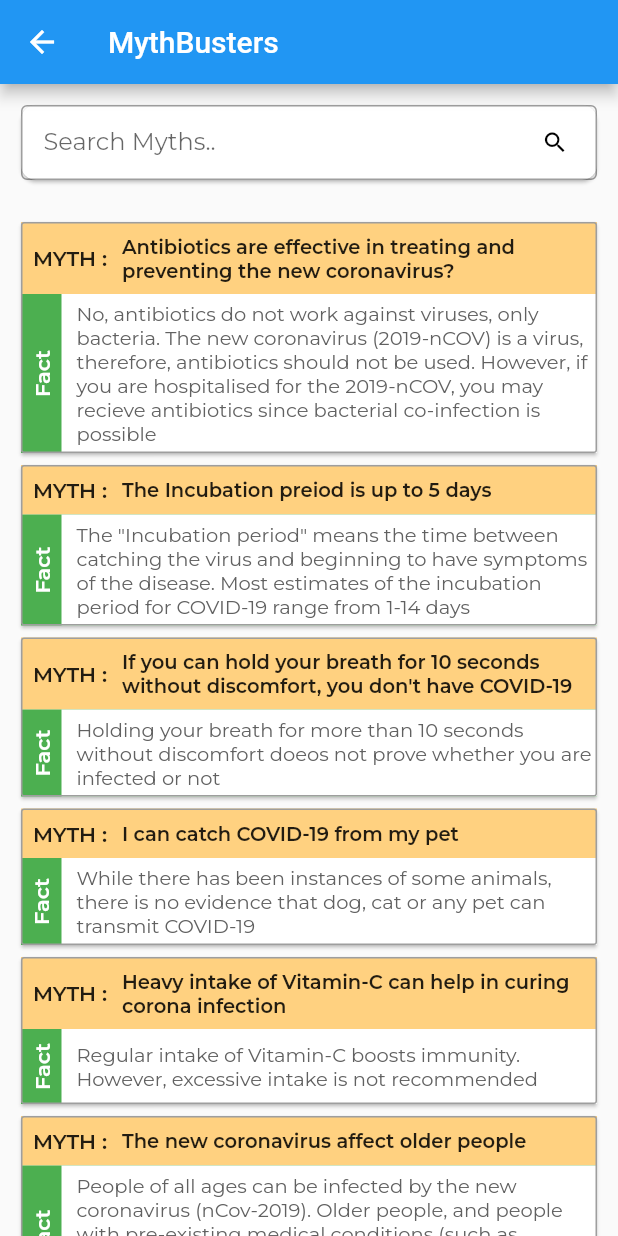
After one commit to gauravmehta13/GoFlexe-Crisis, a Flutter app: the MythBusters screen opened directly, on a phone screen of 412 x 824 dp. The commit adds this screen. Run offline on Flutter 3.47's test engine with Material 2 defaults, Android fonts, the phone set to English and light mode, and no system bars; our stand-ins replace auto_size_text, delayed_display, dio, dotted_line, dropdown_search, firebase_analytics and 17 more; missing offline and left inert: dynamic_widget, flutter_dropdown, flutter_sparkline, number_display; accounts and stored records are empty; network calls fail.

Commit message:
Added Faq and mythbuster

```diff
--- a/lib/HomePage/Hospital/Hospital Beds.dart
+++ b/lib/HomePage/Hospital/Hospital Beds.dart
@@ -239,7 +239,7 @@ class _HospitalBedListState extends State<HospitalBedList> {
                                         height: 20,
                                       ),
                                       Text(
-                                        "No Hospitals Available at the moment",
+                                        "No Hospital Beds Available at the moment",
                                         style: TextStyle(
                                             color: Colors.grey[700],
                                             fontSize: 18),
--- a/lib/HomePage/Hospital/Hospital.dart
+++ b/lib/HomePage/Hospital/Hospital.dart
@@ -198,6 +198,7 @@ class _HospitalState extends State<Hospital>
               child: Form(
                 key: key,
                 child: Container(
+                  height: MediaQuery.of(context).size.height,
                   padding: EdgeInsets.all(20),
                   child: StoreConnector<AppState, AppState>(
                     converter: (store) => store.state,
@@ -218,6 +219,7 @@ class _HospitalState extends State<Hospital>
                           ),
                           box20,
                           DropdownSearch<String>(
+                            // showSearchBox: true,
                             mode: Mode.MENU,
                             showSelectedItem: true,
                             items: states,
--- a/lib/Order/indian_states.dart
+++ b/lib/Order/indian_states.dart
@@ -6,8 +6,6 @@ import 'package:dio/dio.dart';
 import 'package:flutter/material.dart';
 
 import 'package:flutter_screenutil/flutter_screenutil.dart';
-import 'package:google_fonts/google_fonts.dart';
-import 'package:number_display/number_display.dart';
 
 class IndianStates extends StatefulWidget {
   final data;
--- /dev/null
+++ b/lib/Screens/MythBusters.dart
@@ -0,0 +1,164 @@
+import 'package:crisis/Constants.dart';
+import 'package:crisis/data/Faq%20data.dart';
+import 'package:crisis/data/Mythbuster%20data.dart';
+import 'package:crisis/model/covid%20model.dart';
+import 'package:flutter/material.dart';
+
+class MythBusters extends StatefulWidget {
+  @override
+  _MythBustersState createState() => _MythBustersState();
+}
+
+class _MythBustersState extends State<MythBusters> {
+  List<MythBusterModel> filteredMyth = [];
+
+  void initState() {
+    super.initState();
+    filteredMyth = mythBusterData;
+  }
+
+  @override
+  Widget build(BuildContext context) {
+    return Scaffold(
+        // [AppBar] with 0 size used to set the statusbar background color and
+        // statusbat text/icon color
+        appBar: AppBar(
+          title: Text(
+            "MythBusters",
+          ),
+        ),
+        body: SafeArea(
+            child: SingleChildScrollView(
+                child: Padding(
+          padding: EdgeInsets.all(10),
+          child: Column(
+            children: [
+              Card(
+                shape: RoundedRectangleBorder(
+                  borderRadius: BorderRadius.circular(10),
+                ),
+                child: new TextFormField(
+                  textInputAction: TextInputAction.go,
+                  onChanged: (string) {
+                    setState(() {
+                      filteredMyth = (mythBusterData)
+                          .where((u) => (u.myth
+                                  .toLowerCase()
+                                  .contains(string.toLowerCase()) ||
+                              u.fact
+                                  .toLowerCase()
+                                  .contains(string.toLowerCase())))
+                          .toList();
+                    });
+                  },
+                  keyboardType: TextInputType.text,
+                  decoration: new InputDecoration(
+                    isDense: true, // Added this
+                    contentPadding: EdgeInsets.all(15),
+                    focusedBorder: OutlineInputBorder(
+                      borderRadius: BorderRadius.all(Radius.circular(5)),
+                      borderSide: BorderSide(
+                        width: 1,
+                        color: Color(0xFF2821B5),
+                      ),
+                    ),
+                    border: new OutlineInputBorder(
+                        borderSide: new BorderSide(color: Colors.grey)),
+                    suffixIcon: Padding(
+                      padding: const EdgeInsets.only(right: 8),
+                      child: Icon(
+                        Icons.search,
+                        color: Colors.black,
+                      ),
+                    ),
+                    hintText: "Search Myths..",
+                  ),
+                ),
+              ),
+              box20,
+              ListView.builder(
+                  shrinkWrap: true,
+                  physics: NeverScrollableScrollPhysics(),
+                  itemCount: filteredMyth.length,
+                  itemBuilder: (context, i) {
+                    return Card(
+                        shape: RoundedRectangleBorder(
+                          borderRadius: BorderRadius.circular(2),
+                          side: BorderSide(
+                            color: Colors.grey,
+                            width: 1,
+                          ),
+                        ),
+                        child: Column(
+                          children: [
+                            Container(
+                              padding: const EdgeInsets.all(8.0),
+                              color: Colors.orangeAccent[100],
+                              child: Row(
+                                children: [
+                                  Text(
+                                    "MYTH :",
+                                    style: TextStyle(
+                                        fontSize: 14,
+                                        fontWeight: FontWeight.w600),
+                                  ),
+                                  SizedBox(
+                                    width: 10,
+                                  ),
+                                  Expanded(
+                                      child: Text(
+                                    filteredMyth[i].myth,
+                                    style: TextStyle(
+                                        fontSize: 13,
+                                        fontWeight: FontWeight.w600),
+                                  )),
+                                ],
+                              ),
+                            ),
+                            Container(
+                              color: Colors.green,
+                              child: Row(
+                                children: [
+                                  Container(
+                                      padding: EdgeInsets.all(5),
+                                      child: Center(
+                                        child: RotatedBox(
+                                            quarterTurns: 3,
+                                            child: Text(
+                                              "Fact",
+                                              style: TextStyle(
+                                                fontWeight: FontWeight.w600,
+                                                color: Colors.white,
+                                              ),
+                                            )),
+                                      )),
+                                  Expanded(
+                                    child: Container(
+                                      alignment: Alignment.centerLeft,
+                                      constraints: BoxConstraints(
+                                        minHeight: 50, //minimum height
+                                      ),
+                                      color: Colors.white,
+                                      child: Padding(
+                                        padding: const EdgeInsets.fromLTRB(
+                                            10, 5, 0, 5),
+                                        child: Text(
+                                          filteredMyth[i].fact,
+                                          style: TextStyle(
+                                              fontSize: 13,
+                                              color: Colors.grey[700]),
+                                        ),
+                                      ),
+                                    ),
+                                  ),
+                                ],
+                              ),
+                            )
+                          ],
+                        ));
+                  }),
+            ],
+          ),
+        ))));
+  }
+}
--- /dev/null
+++ b/lib/data/Faq data.dart
@@ -0,0 +1,121 @@
+import 'package:crisis/model/covid%20model.dart';
+
+List<FAQModel> faqData = [
+  FAQModel(
+    title: 'What is a coronavirus?',
+    description:
+        'Coronaviruses are a large family of viruses which may cause illness in animals or humans.  In humans, several coronaviruses are known to cause respiratory infections ranging from the common cold to more severe diseases such as Middle East Respiratory Syndrome (MERS) and Severe Acute Respiratory Syndrome (SARS). The most recently discovered coronavirus causes coronavirus disease COVID-19.',
+  ),
+  FAQModel(
+    title: 'What is COVID-19?',
+    description:
+        'COVID-19 is the infectious disease caused by the most recently discovered coronavirus. This new virus and disease were unknown before the outbreak began in Wuhan, China, in December 2019.',
+  ),
+  FAQModel(
+    title: 'What are the symptoms of COVID-19?',
+    description:
+        'The most common symptoms of COVID-19 are fever, tiredness, and dry cough. Some patients may have aches and pains, nasal congestion, runny nose, sore throat or diarrhea. These symptoms are usually mild and begin gradually. Some people become infected but don’t develop any symptoms and don\'t feel unwell. Most people (about 80%) recover from the disease without needing special treatment. Around 1 out of every 6 people who gets COVID-19 becomes seriously ill and develops difficulty breathing. Older people, and those with underlying medical problems like high blood pressure, heart problems or diabetes, are more likely to develop serious illness. People with fever, cough and difficulty breathing should seek medical attention.',
+  ),
+  FAQModel(
+    title: 'How does COVID-19 spread?',
+    description:
+        'People can catch COVID-19 from others who have the virus. The disease can spread from person to person through small droplets from the nose or mouth which are spread when a person with COVID-19 coughs or exhales. These droplets land on objects and surfaces around the person. Other people then catch COVID-19 by touching these objects or surfaces, then touching their eyes, nose or mouth. People can also catch COVID-19 if they breathe in droplets from a person with COVID-19 who coughs out or exhales droplets. This is why it is important to stay more than 1 meter (3 feet) away from a person who is sick.',
+  ),
+  FAQModel(
+    title: 'Can COVID-19 be transmitted through air?',
+    description:
+        'Studies to date suggest that the virus that causes COVID-19 is mainly transmitted through contact with respiratory droplets rather than through the air.  See previous answer on “How does COVID-19 spread?”',
+  ),
+  FAQModel(
+    title: 'Can COVID-19 be caught from a person who has no symptoms?',
+    description:
+        'The main way the disease spreads is through respiratory droplets expelled by someone who is coughing. The risk of catching COVID-19 from someone with no symptoms at all is very low. However, many people with COVID-19 experience only mild symptoms. This is particularly true at the early stages of the disease. It is therefore possible to catch COVID-19 from someone who has, for example, just a mild cough and does not feel ill.',
+  ),
+  FAQModel(
+    title: 'Can I catch COVID-19 from the feces of someone with the disease?',
+    description:
+        'The risk of catching COVID-19 from the feces of an infected person appears to be low. While initial investigations suggest the virus may be present in feces in some cases, spread through this route is not a main feature of the outbreak. WHO is assessing ongoing research on the ways COVID-19 is spread and will continue to share new findings. Because this is a risk, however, it is another reason to clean hands regularly, after using the bathroom and before eating.',
+  ),
+  FAQModel(
+    title: 'What can I do to protect myself and prevent the spread of disease?',
+    description:
+        'Stay aware of the latest information on the COVID-19 outbreak, available on the WHO website and through your national and local public health authority. Many countries around the world have seen cases of COVID-19 and several have seen outbreaks. Authorities in China and some other countries have succeeded in slowing or stopping their outbreaks. However, the situation is unpredictable so check regularly for the latest news. Check "Prevention" tab on Home for more Information',
+  ),
+  FAQModel(
+    title: 'How likely am I to catch COVID-19?',
+    description:
+        'The risk depends on where you  are - and more specifically, whether there is a COVID-19 outbreak unfolding there.\nFor most people in most locations the risk of catching COVID-19 is still low. However, there are now places around the world (cities or areas) where the disease is spreading. For people living in, or visiting, these areas the risk of catching COVID-19 is higher. Governments and health authorities are taking vigorous action every time a new case of COVID-19 is identified. Be sure to comply with any local restrictions on travel, movement or large gatherings. Cooperating with disease control efforts will reduce your risk of catching or spreading COVID-19.',
+  ),
+  FAQModel(
+    title: 'Should I worry about COVID-19?',
+    description:
+        'Illness due to COVID-19 infection is generally mild, especially for children and young adults. However, it can cause serious illness: about 1 in every 5 people who catch it need hospital care. It is therefore quite normal for people to worry about how the COVID-19 outbreak will affect them and their loved ones.\nWe can channel our concerns into actions to protect ourselves, our loved ones and our communities. First and foremost among these actions is regular and thorough hand-washing and good respiratory hygiene. Secondly, keep informed and follow the advice of the local health authorities including any restrictions put in place on travel, movement and gatherings.',
+  ),
+  FAQModel(
+    title: 'Who is at risk of developing severe illness?',
+    description:
+        'While we are still learning about how COVID-2019 affects people, older persons and persons with pre-existing medical conditions (such as high blood pressure, heart disease, lung disease, cancer or diabetes)  appear to develop serious illness more often than others.',
+  ),
+  FAQModel(
+    title: 'Are antibiotics effective in preventing or treating the COVID-19?',
+    description:
+        'No. Antibiotics do not work against viruses, they only work on bacterial infections. COVID-19 is caused by a virus, so antibiotics do not work. Antibiotics should not be used as a means of prevention or treatment of COVID-19. They should only be used as directed by a physician to treat a bacterial infection.',
+  ),
+  FAQModel(
+    title:
+        'Are there any medicines or therapies that can prevent or cure COVID-19?',
+    description:
+        'While some western, traditional or home remedies may provide comfort and alleviate symptoms of COVID-19, there is no evidence that current medicine can prevent or cure the disease. WHO does not recommend self-medication with any medicines, including antibiotics, as a prevention or cure for COVID-19. However, there are several ongoing clinical trials that include both western and traditional medicines.',
+  ),
+  FAQModel(
+    title: 'Is there a vaccine, drug or treatment for COVID-19?',
+    description:
+        'Not yet. To date, there is no vaccine and no specific antiviral medicine to prevent or treat COVID-2019. However, those affected should receive care to relieve symptoms. People with serious illness should be hospitalized. Most patients recover thanks to supportive care.',
+  ),
+  FAQModel(
+    title: 'Is COVID-19 the same as SARS?',
+    description:
+        'No. The virus that causes COVID-19 and the one that caused the outbreak of Severe Acute Respiratory Syndrome (SARS) in 2003 are related to each other genetically, but the diseases they cause are quite different.\nSARS was more deadly but much less infectious than COVID-19. There have been no outbreaks of SARS anywhere in the world since 2003.',
+  ),
+  FAQModel(
+    title: 'Should I wear a mask to protect myself?',
+    description:
+        'Only wear a mask if you are ill with COVID-19 symptoms (especially coughing) or looking after someone who may have COVID-19. Disposable face mask can only be used once. If you are not ill or looking after someone who is ill then you are wasting a mask. There is a world-wide shortage of masks, so WHO urges people to use masks wisely.',
+  ),
+  FAQModel(
+    title: 'How long is the incubation period for COVID-19?',
+    description:
+        'The “incubation period” means the time between catching the virus and beginning to have symptoms of the disease. Most estimates of the incubation period for COVID-19 range from 1-14 days, most commonly around five days. These estimates will be updated as more data become available.',
+  ),
+  FAQModel(
+    title: 'Can I catch COVID-19 from my pet?',
+    description:
+        'There is a possibility for some animals to become infected through close contact with infected humans. Further evidence is needed to understand if animals and pets can spread the disease.\nBased on current evidence, human to human transmission remains the main driver.',
+  ),
+  FAQModel(
+    title: 'How long does the virus survive on surfaces?',
+    description:
+        'It is not certain how long the virus that causes COVID-19 survives on surfaces, but it seems to behave like other coronaviruses. Studies suggest that coronaviruses (including preliminary information on the COVID-19 virus) may persist on surfaces for a few hours or up to several days. This may vary under different conditions (e.g. type of surface, temperature or humidity of the environment).',
+  ),
+  FAQModel(
+    title:
+        'Is it safe to receive a package from any area where COVID-19 has been reported?',
+    description:
+        'Yes. The likelihood of an infected person contaminating commercial goods is low and the risk of catching the virus that causes COVID-19 from a package that has been moved, travelled, and exposed to different conditions and temperature is also low.',
+  ),
+  FAQModel(
+    title: 'Can COVID-19 be spread through coins and banknotes?',
+    description:
+        'There is currently no evidence to confirm or disprove that COVID-19 virus can be transmitted through coins or banknotes. However, respiratory droplets expelled from an infected person can contaminate and persist on surfaces. Wash your hands regularly and thoroughly after touching any frequently-touched surface or object, including coins or banknotes. Avoid touching your eyes, mouth and nose, if your hands are not cleaned.',
+  ),
+  FAQModel(
+    title: 'How can I grocery shop safely in the time of COVID-19?',
+    description:
+        'When grocery shopping, keep at least 1-metre distance from others and avoid touching your eyes, mouth and nose. If possible, sanitize the handles of shopping trolleys or baskets before shopping. Once home, wash your hands thoroughly and also after handling and storing your purchased products. There is currently no confirmed case of COVID-19 transmitted through food or food packaging.',
+  ),
+  FAQModel(
+    title: 'How to wash fruits and vegetables in the time of COVID-19?',
+    description:
+        'Fruits and vegetables are essential components of a healthy diet. Wash them the same way you would in any other circumstance. Before handling them, wash your hands with soap and water. Then, wash fruits and vegetables thoroughly with clean water, especially if you eat them raw.',
+  ),
+];
--- /dev/null
+++ b/lib/data/Mythbuster data.dart
@@ -0,0 +1,118 @@
+import 'package:crisis/model/covid%20model.dart';
+
+List<MythBusterModel> mythBusterData = [
+  MythBusterModel(
+    myth:
+        'Antibiotics are effective in treating and preventing the new coronavirus?',
+    fact:
+        'No, antibiotics do not work against viruses, only bacteria. The new coronavirus (2019-nCOV) is a virus, therefore, antibiotics should not be used. However, if you are hospitalised for the 2019-nCOV, you may recieve antibiotics since bacterial co-infection is possible',
+  ),
+  MythBusterModel(
+    myth: 'The Incubation preiod is up to 5 days',
+    fact:
+        'The "Incubation period" means the time between catching the virus and beginning to have symptoms of the disease. Most estimates of the incubation period for COVID-19 range from 1-14 days',
+  ),
+  MythBusterModel(
+    myth:
+        'If you can hold your breath for 10 seconds without discomfort, you don\'t have COVID-19',
+    fact:
+        'Holding your breath for more than 10 seconds without discomfort doeos not prove whether you are infected or not',
+  ),
+  MythBusterModel(
+    myth: 'I can catch COVID-19 from my pet',
+    fact:
+        'While there has been instances of some animals, there is no evidence that dog, cat or any pet can transmit COVID-19',
+  ),
+  MythBusterModel(
+    myth: 'Heavy intake of Vitamin-C can help in curing corona infection',
+    fact:
+        'Regular intake of Vitamin-C boosts immunity. However, excessive intake is not recommended',
+  ),
+  MythBusterModel(
+    myth: 'The new coronavirus affect older people',
+    fact:
+        'People of all ages can be infected by the new coronavirus (nCov-2019). Older people, and people with pre-existing medical conditions (such as asthma, diabetes, heart disease) appear to be more vulnerable',
+  ),
+  MythBusterModel(
+    myth:
+        'A viral post on social media claims that bitter groud juice can treat coronavirus',
+    fact: 'There is no such treatment',
+  ),
+  MythBusterModel(
+    myth: 'A moist throat can ensure protection from corona infection',
+    fact: 'There is no scientific evidence to support this claim',
+  ),
+  MythBusterModel(
+    myth: 'Sunlight can kill the new coronavirus',
+    fact:
+        'According to WHO, there is no evidence to prove that sunlight kills the new coronavirus',
+  ),
+  MythBusterModel(
+    myth: 'Inhaling steam from hot water kills the coronavirus',
+    fact:
+        'No, inhaling steam doesn\'t kill the coronavirus. Repsiratory hygiene, social distancing and washing hands are the effective measures to prevent COVID-19.',
+  ),
+  MythBusterModel(
+    myth: 'Coronavirus gets automatically destoryed in High temperature',
+    fact:
+        'Given its novelty, it hasn\'t been proven yet if it gets destroyed in high temperature or not. Preventive measures must be followed until any further information is confirmed',
+  ),
+  MythBusterModel(
+    myth: 'Drinking alcohol protects one against COVID-19!',
+    fact:
+        'Drinking alcohol doesn\'t protect one from COVID-19 and can be dangerous for one\'s health',
+  ),
+  MythBusterModel(
+    myth: 'Mosquito bites get one infected with COVID-19',
+    fact:
+        'COVID-19 doesn\'t spread from mosquite bite but through droplets spread when an infected person sneezes',
+  ),
+  MythBusterModel(
+    myth: 'Getting the pneumonia vaccine, protects one against the virus',
+    fact:
+        'It helps against pneumonia but doesn\'t have a protective effective against coronavirus',
+  ),
+  MythBusterModel(
+    myth: 'Having bath with hot water kills the virus',
+    fact:
+        'The virus lives inside the body where the temperature is maintained at 37° & is not affected by the hot water bath',
+  ),
+  MythBusterModel(
+    myth:
+        'WHO has advised against eating bakery items as they get infected with virus easily',
+    fact: 'WHO hasn\'t released any advisory regarding the same',
+  ),
+  MythBusterModel(
+    myth:
+        'Regularly rinsing the nose with saline help prevent infection with the coronavirus',
+    fact:
+        'There is no evidence that regularly rinsing the nose with saline has protected people from infection with the coronavirus',
+  ),
+  MythBusterModel(
+    myth: 'Cold weather and snow can kill the coronavirus',
+    fact:
+        'There is no reason to believe that cold weather can kill the coronavirus',
+  ),
+  MythBusterModel(
+    myth:
+        'Eating food cooked in mustard oil will protect you against coronavirus',
+    fact:
+        'There\'s no such evidence that eating food cooked from mustard oil will protect you against coronavirus',
+  ),
+  MythBusterModel(
+    myth:
+        'Spraying alcohol or chlorine all over your body can kill coronavirus',
+    fact:
+        'No. Spraying alcohol or chlorine all over your body will not kill viruses that have already entered your body',
+  ),
+  MythBusterModel(
+    myth: 'An ultraviolent disinfection lamp can kill coronavirus',
+    fact:
+        'UV lamps should not be used to steralize hands or other areas of skin as UV radiation can cause skin irritation',
+  ),
+  MythBusterModel(
+    myth: '5G Mobile networks spread COVID-19',
+    fact:
+        'Viruses cannot travel on radio/mobile networks. COVID-19 is spreading in many countries that do not have 5G mobile networks.',
+  ),
+];
--- /dev/null
+++ b/lib/model/covid model.dart
@@ -0,0 +1,33 @@
+import 'package:flutter/material.dart';
+
+class MythBusterModel {
+  final String myth;
+  final String fact;
+
+  MythBusterModel({
+    @required this.myth,
+    @required this.fact,
+  });
+}
+
+class SymptomsModel {
+  final String title;
+  final String description;
+  final String imageURL;
+
+  SymptomsModel({
+    @required this.title,
+    @required this.description,
+    @required this.imageURL,
+  });
+}
+
+class FAQModel {
+  final String title;
+  final String description;
+
+  FAQModel({
+    @required this.title,
+    @required this.description,
+  });
+}
```
Also changed, not shown: lib/Drawer.dart (+55 -17 lines), lib/HomePage/Home Treatment/Home treatment.dart (+8 -1 lines), lib/HomePage/Testing/Diagnostic.dart (+6 -1 lines), lib/HomePage/Vaccination/Vaccination.dart (+6 -1 lines), lib/Order/Stats TabBar.dart (+3 -4 lines), lib/Screens/Faq.dart (added, +119 -0 lines), lib/data/symptoms data.dart (added, +58 -0 lines).
